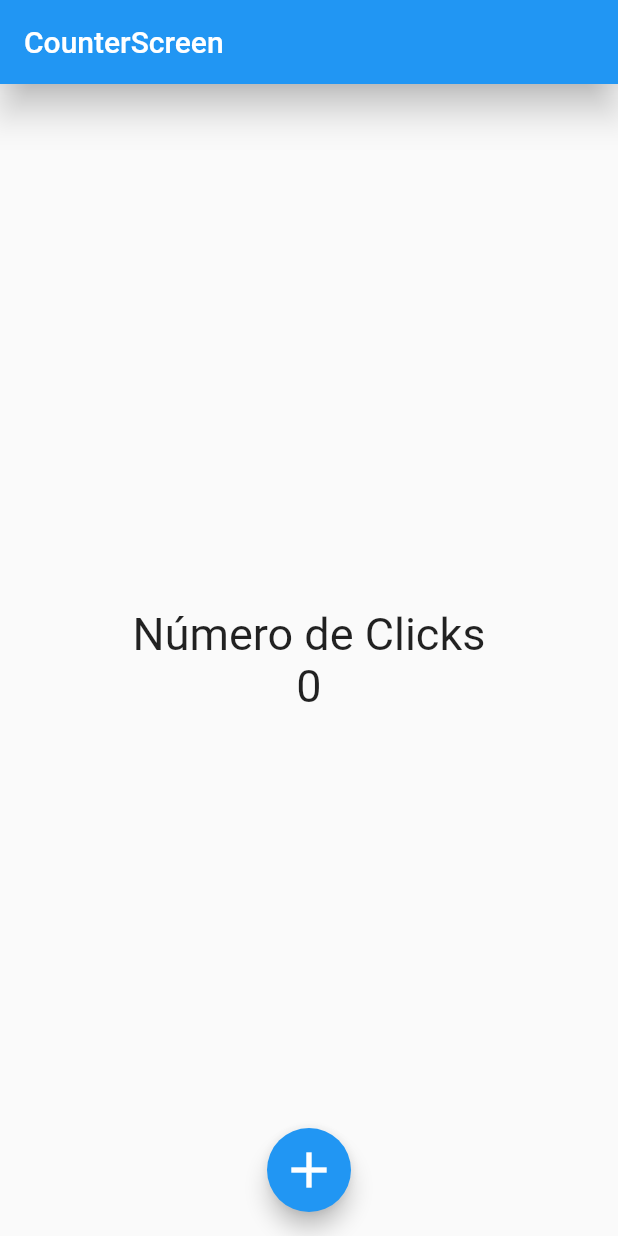
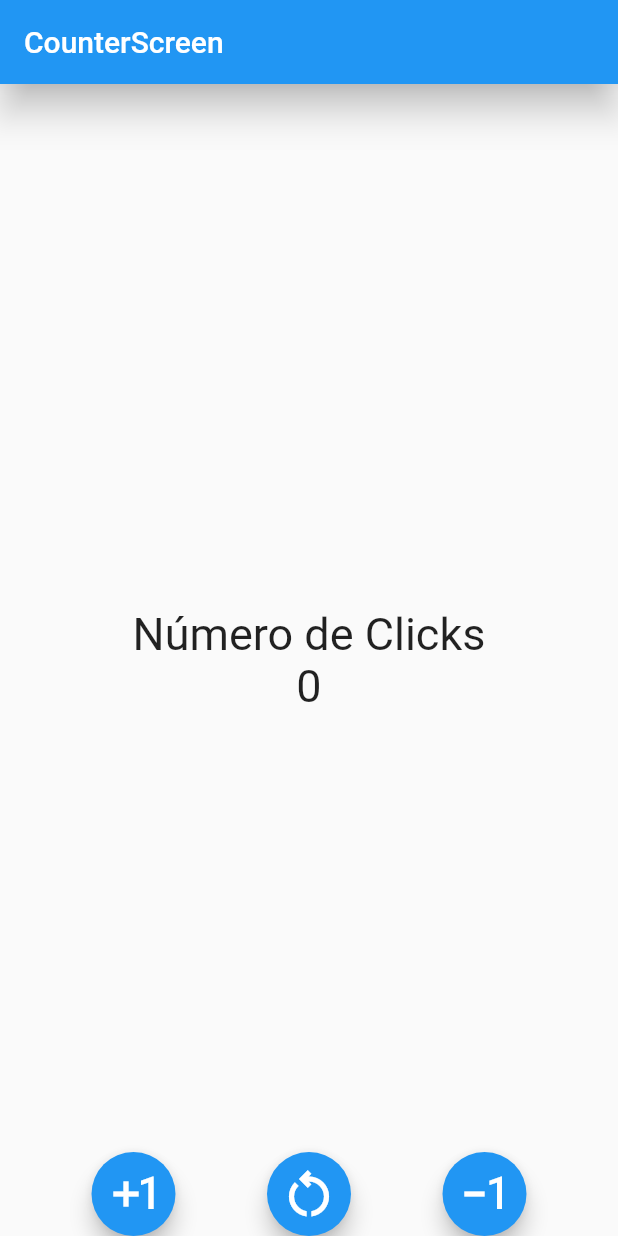
Before and after one commit to CRUXsur/marknotes, a Flutter app: the screen it shows after launch, on a phone screen of 412 x 824 dp. Run offline on Flutter 3.47's test engine with Material 2 defaults, Android fonts, the phone set to English and light mode, and no system bars.

Commit message:
Creando acciones adicionales

```diff
--- a/lib/screens/counter_screen.dart
+++ b/lib/screens/counter_screen.dart
@@ -30,14 +30,40 @@ class _CounterScreenState extends State<CounterScreen> {
           ],
         ),
       ),
-      floatingActionButtonLocation: FloatingActionButtonLocation.centerFloat,
-      floatingActionButton: FloatingActionButton(
-        child: const Icon(Icons.add, size: 40),
-        onPressed: () {
-          counter++;
-          setState(() {});
-          //print('Hola mundo:  $counter');
-        },
+      floatingActionButtonLocation: FloatingActionButtonLocation.centerDocked,
+      floatingActionButton: Row(
+        //mainAxisAlignment: MainAxisAlignment.center,
+        //podemos crear espacios entre los botones
+        mainAxisAlignment: MainAxisAlignment.spaceEvenly,
+
+        children: [
+          FloatingActionButton(
+            child: const Icon(Icons.exposure_plus_1_outlined, size: 40),
+            onPressed: () {
+              counter++;
+              setState(() {}); //REDIBUJA el estado, la pantalla
+              //print('Hola mundo:  $counter');
+            },
+          ),
+          //const SizedBox(width: 20),
+          FloatingActionButton(
+            child: const Icon(Icons.restart_alt_outlined, size: 40),
+            onPressed: () {
+              counter = 0;
+              setState(() {}); //REDIBUJA el estado, la pantalla
+              //print('Hola mundo:  $counter');
+            },
+          ),
+          //const SizedBox(width: 20),
+          FloatingActionButton(
+            child: const Icon(Icons.exposure_minus_1_outlined, size: 40),
+            onPressed: () {
+              counter--;
+              setState(() {}); //REDIBUJA el estado, la pantalla
+              //print('Hola mundo:  $counter');
+            },
+          ),
+        ],
       ),
     );
   }
```
